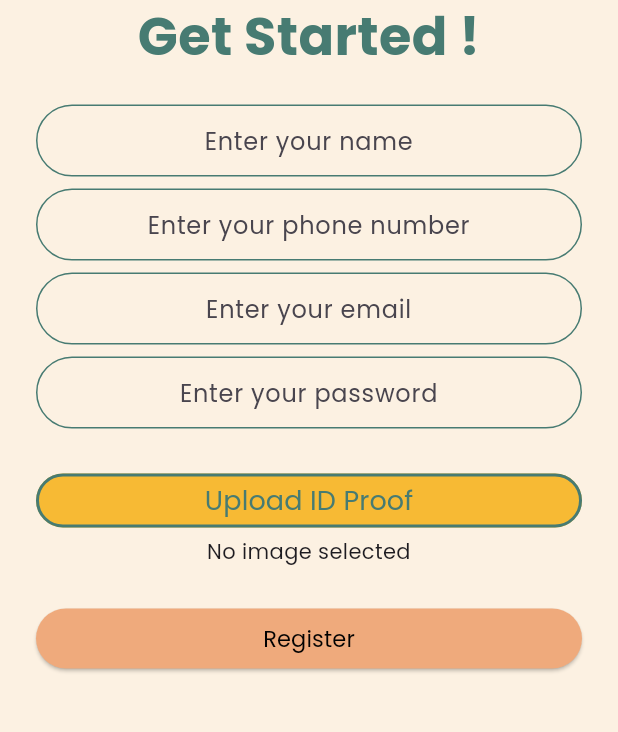
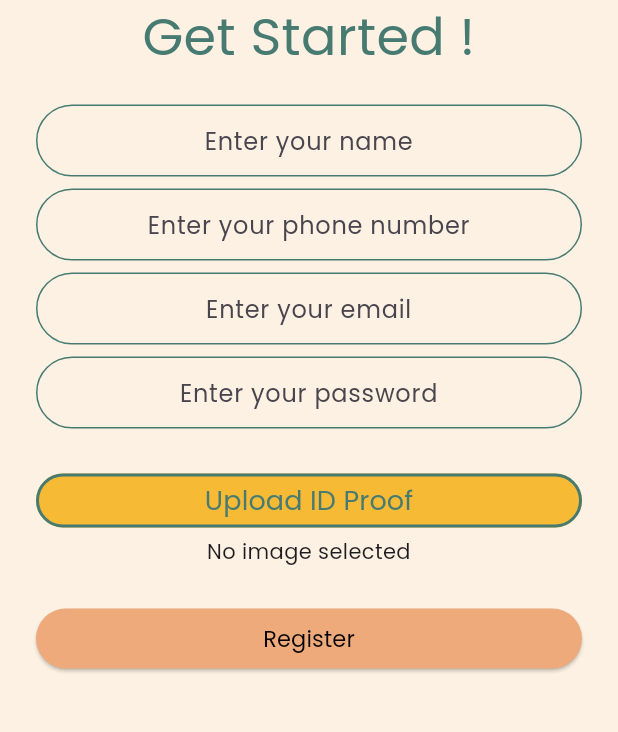
Before and after one commit to imakhxl/HelporaV1, a Flutter app: the RegistrationScreen screen opened by its route, on a phone screen of 412 x 824 dp, the part 431-1163 px from its top. Run offline on Flutter 3.47's test engine with Material 3 defaults, Android fonts, the phone set to English and light mode, and no system bars; drawn by our look-alikes of modal_progress_hud_nsn; our stand-ins replace animated_text_kit, cloud_firestore, firebase_auth, firebase_core, firebase_storage, gap and 1 more; accounts and stored records are empty.

Commit message:
changed font

```diff
--- a/lib/screens/registration_screen.dart
+++ b/lib/screens/registration_screen.dart
@@ -132,7 +132,7 @@ class _RegistrationScreenState extends State<RegistrationScreen> {
                 "Get Started !",textAlign: TextAlign.center,
                 style: TextStyle(
                   fontSize: 35.0,
-                  fontWeight: FontWeight.w700,
+                  fontWeight: FontWeight.w500,
                   color: kColor1,
                   fontFamily: "Poppins",
                 ),
```
